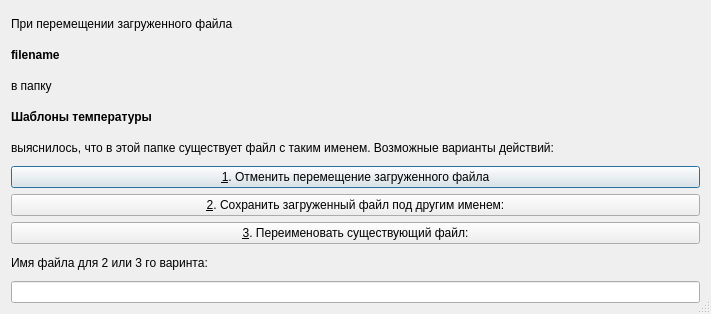
corvinalive/CalManager, file ask_for_rename_form.ui: the form before one commit.
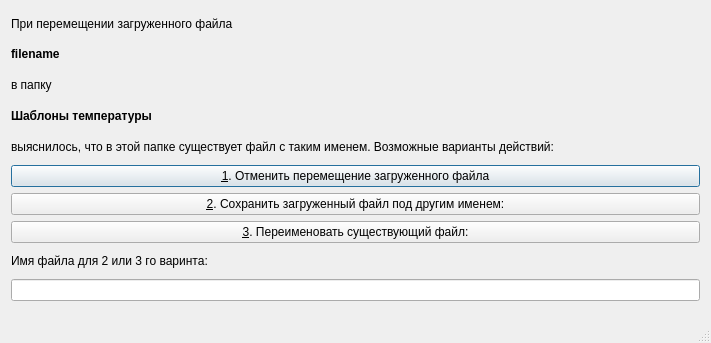
The form after the commit.

Commit message: Первыый релиз!

```diff
--- a/ask_for_rename_form.ui
+++ b/ask_for_rename_form.ui
@@ -7,7 +7,7 @@
     <x>0</x>
     <y>0</y>
     <width>711</width>
-    <height>314</height>
+    <height>343</height>
    </rect>
   </property>
   <property name="windowTitle">
@@ -97,6 +97,13 @@
        </property>
       </widget>
      </item>
+     <item row="10" column="0">
+      <widget class="QLabel" name="label">
+       <property name="text">
+        <string/>
+       </property>
+      </widget>
+     </item>
     </layout>
    </item>
   </layout>
```
The commit also changes 2 other files.
